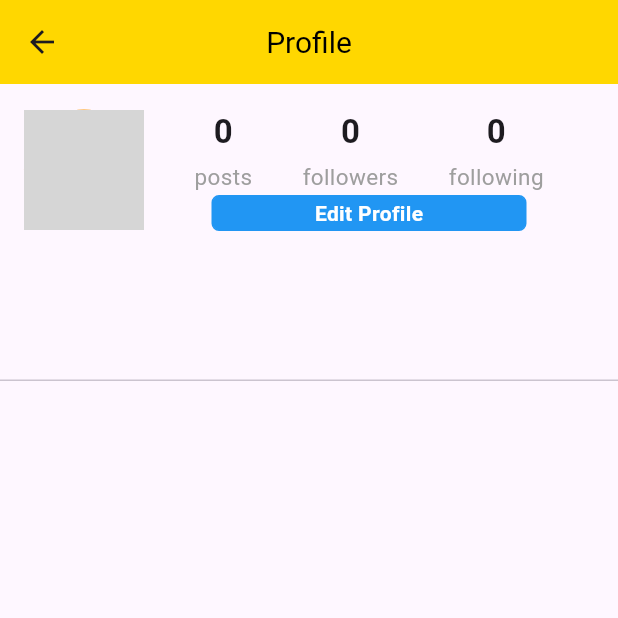
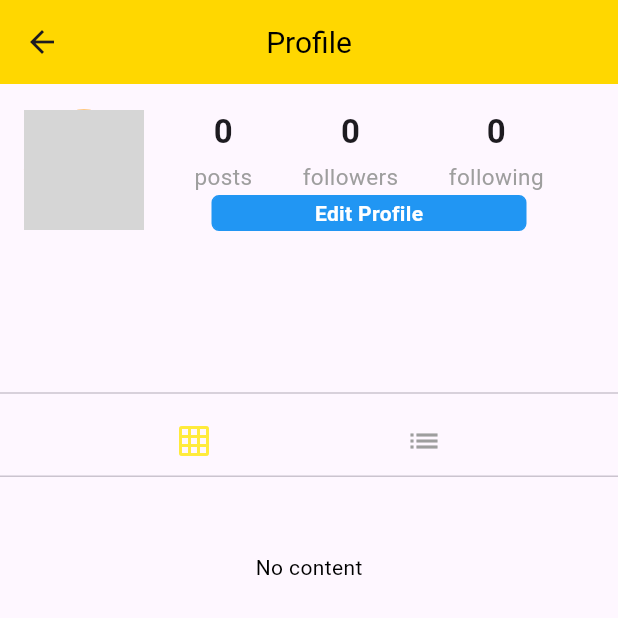
Before and after one commit to Youssef-ElGuerdany/SmallMedia, a Flutter app: the Profile screen opened directly, on a phone screen of 412 x 824 dp, the top half of it. Run offline on Flutter 3.47's test engine with Material 3 defaults, Android fonts, the phone set to English and light mode, and no system bars; our stand-ins replace cached_network_image, cloud_firestore, firebase_auth, firebase_core, firebase_storage, geocoding and 3 more; accounts and stored records are empty; network calls fail; grey boxes are pictures that could not be loaded.

Commit message:
display post as a grid and list

```diff
--- a/lib/screens/profile.dart
+++ b/lib/screens/profile.dart
@@ -6,6 +6,7 @@ import 'package:fluttershare/screens/edit_profile.dart';
 import 'package:fluttershare/screens/home.dart';
 import 'package:fluttershare/widgets/header.dart';
 import 'package:fluttershare/widgets/post.dart';
+import 'package:fluttershare/widgets/post_tile.dart';
 import 'package:fluttershare/widgets/progress.dart';
 
 class Profile extends StatefulWidget {
@@ -17,13 +18,11 @@ class Profile extends StatefulWidget {
 }
 
 class _ProfileState extends State<Profile> {
-
-  final usersRef = FirebaseFirestore.instance.collection('users');
   String currentUserId = currentUser!.id;
+  String postOrientation = 'grid';
   bool isLoading = false;
   int postCount = 0;
   List<Post> posts = [];
-
 
   @override
   void initState() {
@@ -182,9 +181,59 @@ buildProfileButton() {
   buidldProfilePosts() {
     if (isLoading) {
       return circularProgress();
+    } else if (posts.isEmpty) {
+      return const Padding(
+        padding: EdgeInsets.only(top: 50),
+        child: Center(
+          child: Text(
+            'No content',
+            style: TextStyle(color: Colors.black),
+          ),
+        ),
+      );
+    } else if (postOrientation == 'grid') {
+      List<GridTile> gridTiles = [];
+      for (var post in posts) {
+        gridTiles.add(GridTile(child: PostTile(post: post)));
       }
+      return GridView.count(
+          crossAxisCount: 3,
+          childAspectRatio: 1.0,
+          mainAxisSpacing: 1.5,
+          crossAxisSpacing: 1.5,
+          shrinkWrap: true,
+          physics: const NeverScrollableScrollPhysics(),
+          children: gridTiles);
+    } else if (postOrientation == 'list') {
       return Column(
         children: posts,
+      );
+    }
+  }
+
+  setPostOrientation(String postOrientation) {
+    setState(() {
+      this.postOrientation = postOrientation;
+    });
+  }
+
+  buildTogglePostOrientation() {
+    return Row(
+      mainAxisAlignment: MainAxisAlignment.spaceEvenly,
+      children: [
+        IconButton(
+            onPressed: () => setPostOrientation('grid'),
+            icon: Icon(
+              Icons.grid_on,
+              color: postOrientation == 'grid' ? Colors.yellow : Colors.grey,
+            )),
+        IconButton(
+            onPressed: () => setPostOrientation('list'),
+            icon: Icon(
+              Icons.list,
+              color: postOrientation == 'list' ? Colors.yellow : Colors.grey,
+            )),
+      ],
     );
   }
 
@@ -195,6 +244,8 @@ buildProfileButton() {
       body: ListView(
         children: [
           buildProfileHeader(),
+          const Divider(),
+          buildTogglePostOrientation(),
           const Divider(
             height: 0.0,
           ),
--- a/lib/widgets/post.dart
+++ b/lib/widgets/post.dart
@@ -5,6 +5,7 @@ import 'package:cloud_firestore/cloud_firestore.dart';
 import 'package:flutter/material.dart';
 import 'package:fluttershare/models/user_infos.dart';
 import 'package:fluttershare/screens/home.dart';
+import 'package:fluttershare/widgets/custom_image.dart';
 import 'package:fluttershare/widgets/progress.dart';
 
 class Post extends StatefulWidget {
@@ -122,7 +123,9 @@ class _PostState extends State<Post> {
       onDoubleTap: () {},
       child: Stack(
         alignment: Alignment.center,
-        children: [Image.network(mediaUrl)],
+        children: [
+          chachedNetworkImage(mediaUrl: mediaUrl,)
+          ],
       ),
     );
   }
```
Also changed, not shown: lib/widgets/custom_image.dart (added, +24 -0 lines), lib/widgets/post_tile.dart (added, +16 -0 lines). Lines whose indentation alone changed are shown as unchanged.
